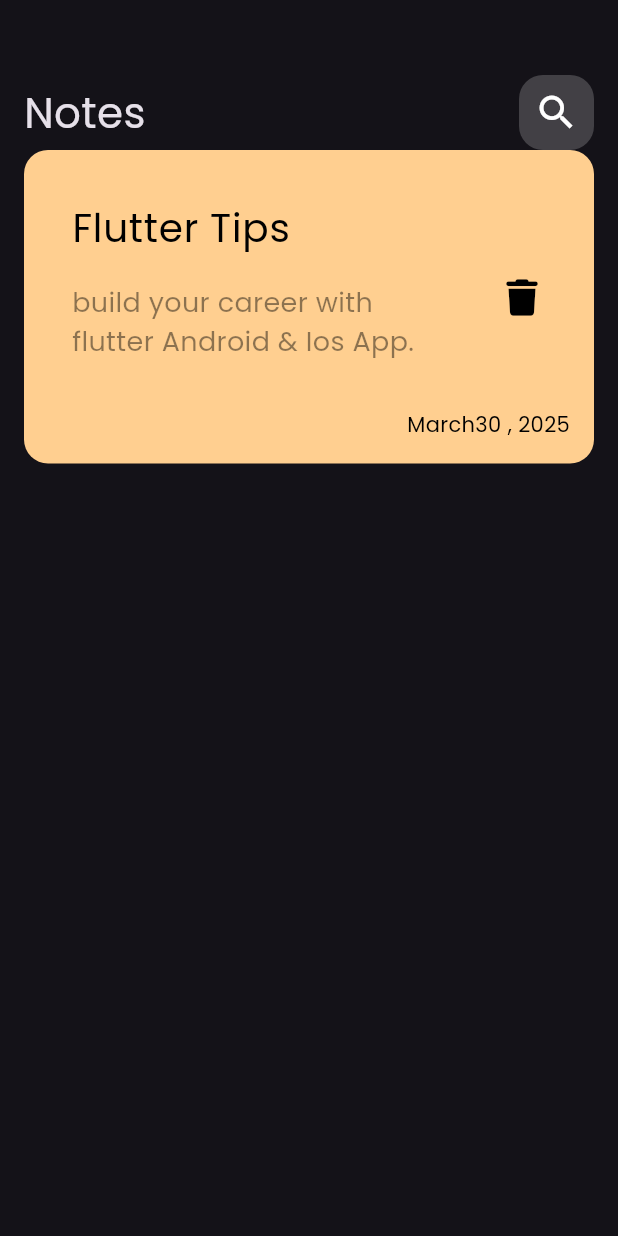
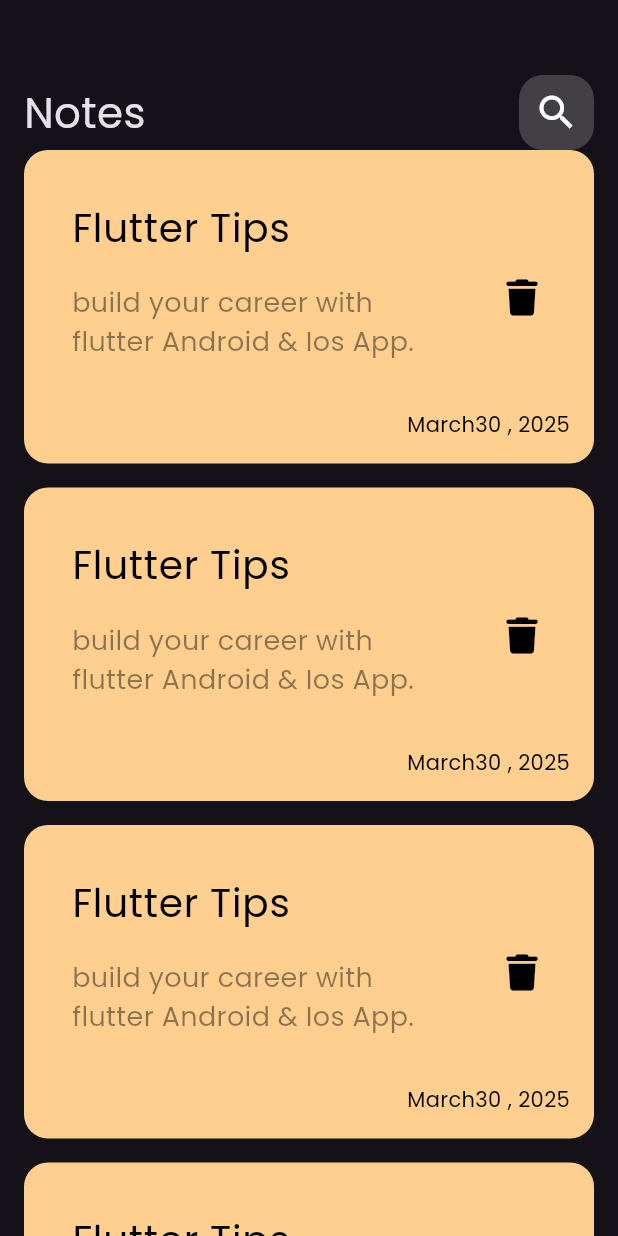
Before and after one commit to ramyMeg/notes_app, a Flutter app: the screen it shows after launch, on a phone screen of 412 x 824 dp. Run offline on Flutter 3.47's test engine with Material 3 defaults, Android fonts, the phone set to English and light mode, and no system bars; our stand-ins replace font_awesome_flutter.

Commit message:
Create notes list view

```diff
--- /dev/null
+++ b/lib/views/widgets/notes_list_view.dart
@@ -0,0 +1,18 @@
+import 'package:flutter/material.dart';
+import 'package:notes_app/views/widgets/custom_note_item.dart';
+
+class NotesListView extends StatelessWidget {
+  const NotesListView({super.key});
+
+  @override
+  Widget build(BuildContext context) {
+    return ListView.builder(
+      itemBuilder: (context, index) {
+        return const Padding(
+          padding: EdgeInsets.only(bottom: 16.0),
+          child: NoteItem(),
+        );
+      },
+    );
+  }
+}
--- a/lib/views/widgets/notes_view_body.dart
+++ b/lib/views/widgets/notes_view_body.dart
@@ -1,6 +1,7 @@
 import 'package:flutter/material.dart';
 import 'package:notes_app/views/widgets/custom_app_bar.dart';
 import 'package:notes_app/views/widgets/custom_note_item.dart';
+import 'package:notes_app/views/widgets/notes_list_view.dart';
 //import 'package:font_awesome_flutter/font_awesome_flutter.dart';
 
 class NotesViewBody extends StatelessWidget {
@@ -11,7 +12,13 @@ class NotesViewBody extends StatelessWidget {
     return Padding(
       padding: const EdgeInsets.symmetric(horizontal: 16),
       child: Column(
-        children: const [SizedBox(height: 50), CustomAppBar(), NoteItem()],
+        children: const [
+          SizedBox(height: 50),
+          CustomAppBar(),
+          Expanded(
+            child: NotesListView(),
+          ), // expandend good with coulum and row
+        ],
       ),
     );
   }
```
